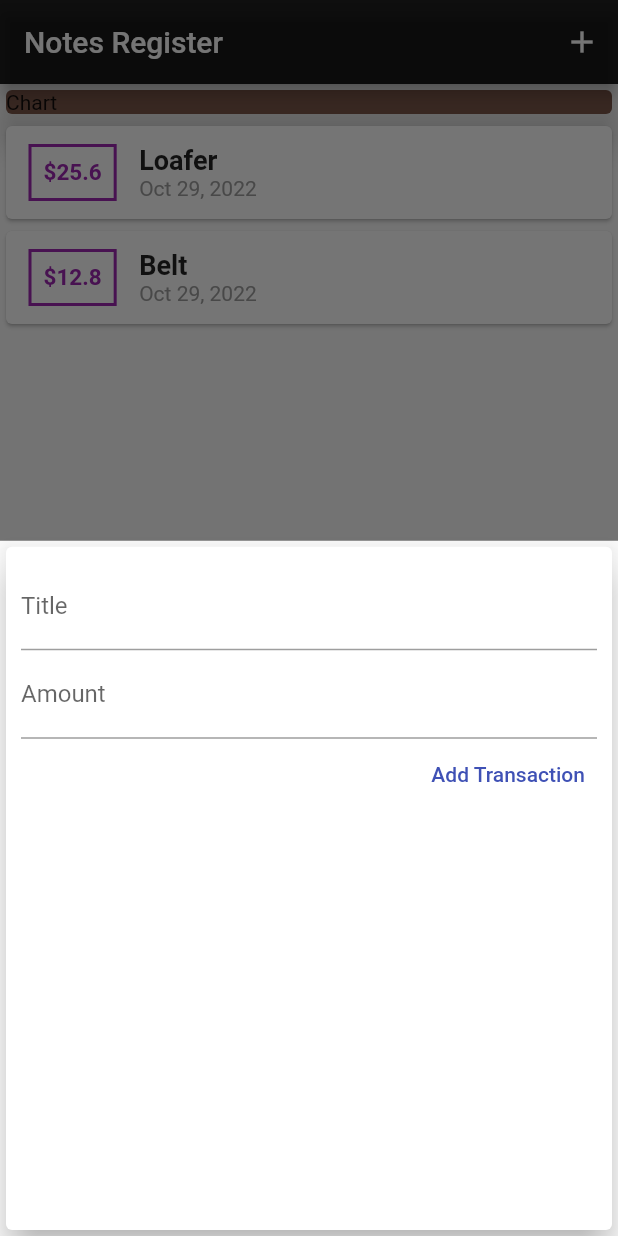
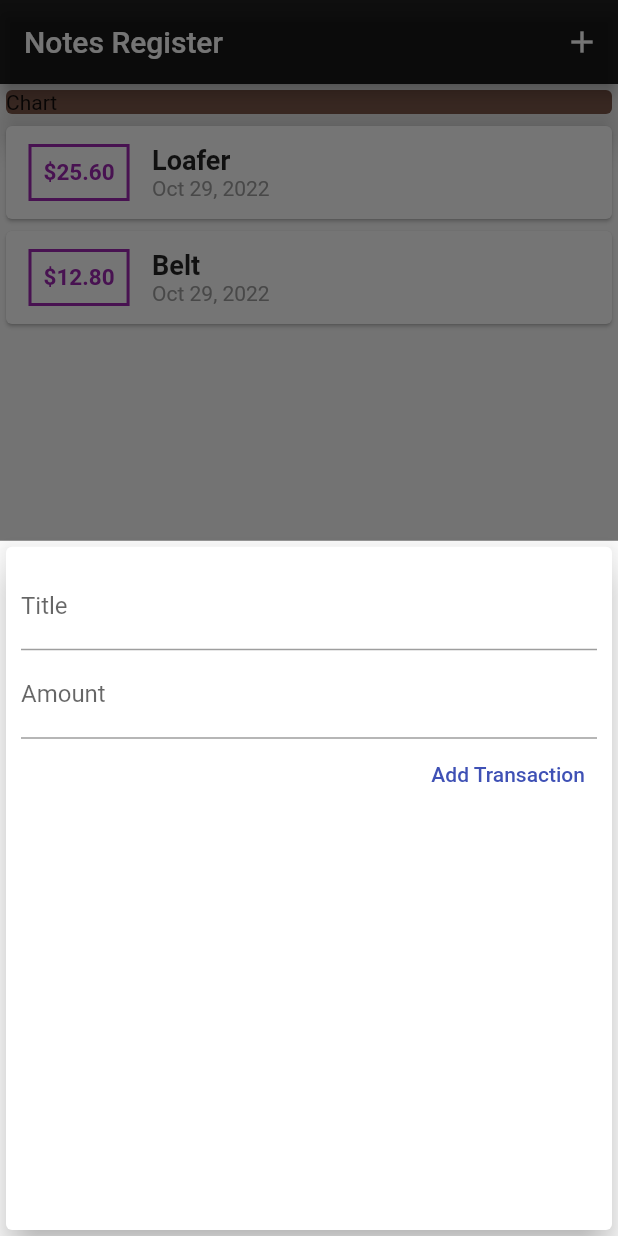
Before and after one commit to abu271200/Notes, a Flutter app: the screen it shows after launch, after a tap on the "add" icon, on a phone screen of 412 x 824 dp. Run offline on Flutter 3.47's test engine with Material 2 defaults, Android fonts, the phone set to English and light mode, and no system bars.

Commit message:
Text problem was solved

```diff
--- a/lib/main.dart
+++ b/lib/main.dart
@@ -52,9 +52,14 @@ class _MyHomePage extends State<MyHomePage> {
         showModalBottomSheet(
           context: ctx,
           builder:(_){
-          return NewTransaction(_addNewTransaction);
-        },);
-  }
+          return GestureDetector(
+            onTap:() {},
+          child: NewTransaction(_addNewTransaction),
+          behavior: HitTestBehavior.opaque,
+        );
+      }
+    );
+}
 
 @override
   Widget build(BuildContext context) {
@@ -66,8 +71,7 @@ class _MyHomePage extends State<MyHomePage> {
             IconButton(icon: Icon(Icons.add),
             onPressed: () =>
               _startAddNewTransaction(context),
-
-            )
+            ),
           ],
           ),
         body:SingleChildScrollView(
@@ -94,4 +98,4 @@ class _MyHomePage extends State<MyHomePage> {
         ),
         );
   }
-  }
+}
--- a/lib/widgets/new_transaction.dart
+++ b/lib/widgets/new_transaction.dart
@@ -1,11 +1,18 @@
 import 'package:flutter/material.dart';
-import 'package:flutter/services.dart';
 
-class NewTransaction extends StatelessWidget {
+class NewTransaction extends StatefulWidget {
   final Function addTx;
+
+  NewTransaction(this.addTx);
+
+  @override
+  State<NewTransaction> createState() => _NewTransactionState();
+}
+
+class _NewTransactionState extends State<NewTransaction> {
   final titleController = TextEditingController();
+
   final amountController = TextEditingController();
-  NewTransaction(this.addTx);
 
   void submitData(){
 
@@ -13,7 +20,7 @@ class NewTransaction extends StatelessWidget {
     final enteredAmount = double.parse(amountController.text);
 
 
-    addTx(
+    widget.addTx(
       enteredTitle,
       enteredAmount,
     );
@@ -31,17 +38,18 @@ class NewTransaction extends StatelessWidget {
                     TextField(
                        decoration: InputDecoration(labelText:'Title'),
                        controller: titleController,
-                       onSubmitted:(_) =>  submitData(),
+                       keyboardType: TextInputType.text,
+                       onSubmitted: (_) => submitData,
                        ),
-                       //.//
-                      TextField(decoration:InputDecoration(labelText:'Amount'),
+                      TextField(
+                      decoration:InputDecoration(labelText:'Amount'),
                       controller: amountController,
                       keyboardType: TextInputType.number,
-                      onSubmitted:(_) =>  submitData(),
+                      onSubmitted: (_) =>  submitData,
                       //onChanged: (val) => amountInput = val,
                       ),
-                   TextButton
-                       (child: Text('Add Transaction'),
+                   TextButton(
+                       child: Text('Add Transaction'),
                        onPressed: submitData,
                       style: TextButton.styleFrom(primary: Colors.indigo),
                       ),
--- a/lib/widgets/transaction_list.dart
+++ b/lib/widgets/transaction_list.dart
@@ -26,7 +26,7 @@ class TransactionList extends StatelessWidget {
                         ),
                         padding:EdgeInsets.all(8),
                          child: Text(
-                          '\$${transactions[index].amount.toStringAsFixed(1)}',
+                          '\$${transactions[index].amount.toStringAsFixed(2)}',
                         style:TextStyle(
                           fontWeight:FontWeight.bold,
                           fontSize: 15,
@@ -41,7 +41,7 @@ class TransactionList extends StatelessWidget {
                         transactions[index].title,
                         style: TextStyle(
                         fontSize: 18,
-                        fontWeight: FontWeight.bold)
+                        fontWeight: FontWeight.bold),
                         ),
                         Text(
                         DateFormat.yMMMd().format(transactions[index].date),
```
